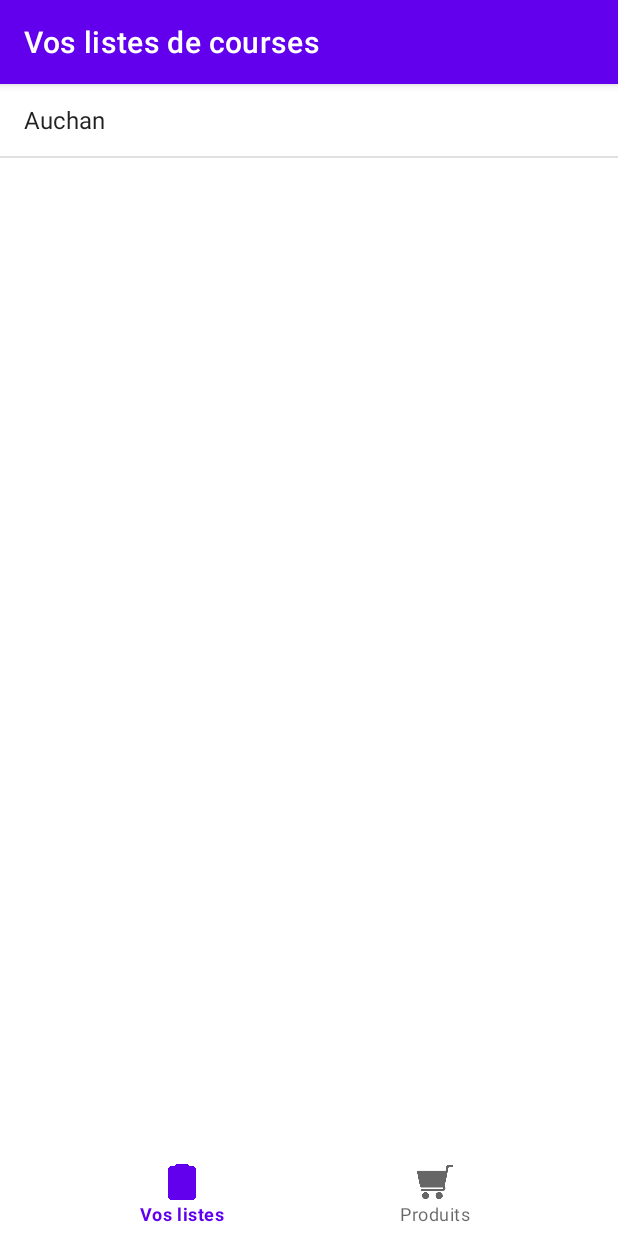
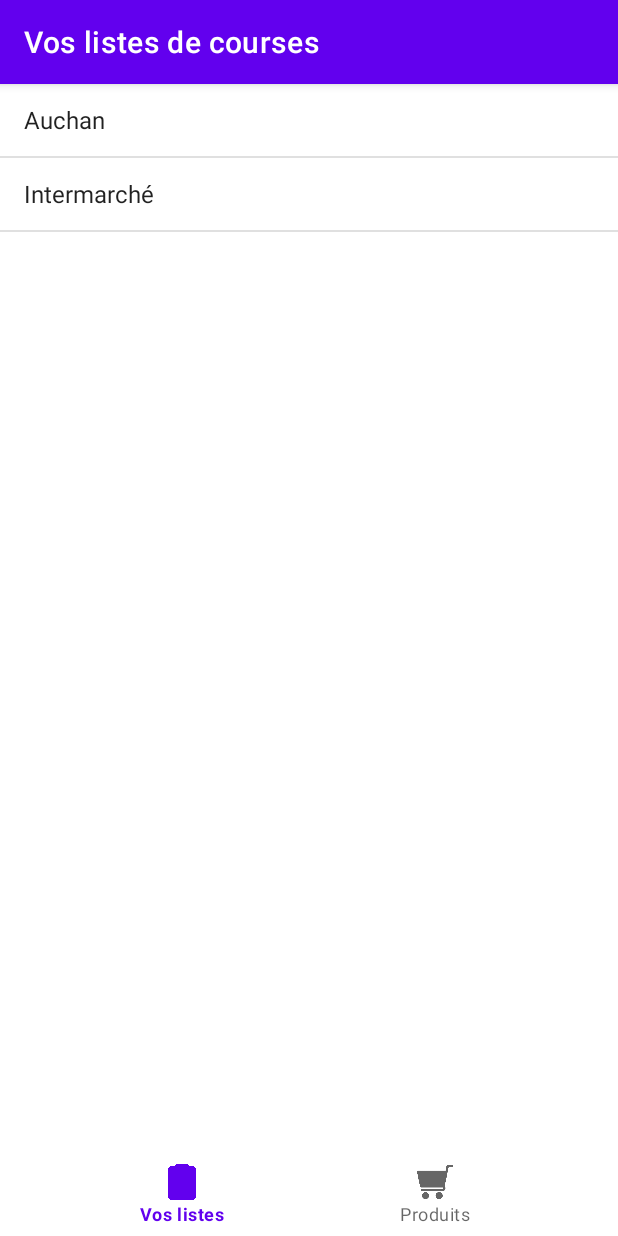
Before and after one commit to UnderscoreXelven/caddy, an Android app: the screen it shows after launch (AllList), on a phone screen of 412 x 824 dp. Run offline under Robolectric (Android 15) with nearby library versions, the phone set to English and light mode, and no system bars.

Commit message:
modification des valeurs de la BDD de base

```diff
--- a/app/src/main/java/com/iut/caddie/DbAdapter.java
+++ b/app/src/main/java/com/iut/caddie/DbAdapter.java
@@ -92,11 +92,11 @@ public class DbAdapter {
                 initialValues.put("produit", product);
                 db.insert(DATABASE_TABLE, null, initialValues);
             }
-            String row = "INSERT INTO Lists values(1,'Auchan');";
-            db.execSQL(row);
+            db.execSQL("INSERT INTO Lists values(1,'Auchan');");
             db.execSQL("INSERT INTO Commande values(1,1,2)");
-            db.execSQL("INSERT INTO Commande values(2,1,3)");
-            db.execSQL("INSERT INTO Commande values(3,1,1)");
+            db.execSQL("INSERT INTO Lists values(2,'Intermarché');");
+            db.execSQL("INSERT INTO Commande values(2,2,1)");
+            db.execSQL("INSERT INTO Commande values(3,2,2)");
         }
 
         @Override
@@ -282,7 +282,7 @@ public class DbAdapter {
         result = mDb.rawQuery("SELECT _id FROM Lists WHERE list LIKE ?", new String[] {listName});
         result.moveToFirst();
         int idList = result.getInt(result.getColumnIndexOrThrow("_id"));
-
-        mDb.execSQL("INSERT INTO Commande values(idProduct,idList, quantite)");
+        String sql = "INSERT INTO Commande values("+idProduct+","+idList+","+quantite+")";
+        mDb.execSQL(sql);
     }
 }
--- a/app/src/main/java/com/iut/caddie/ProductsActivity.java
+++ b/app/src/main/java/com/iut/caddie/ProductsActivity.java
@@ -57,7 +57,9 @@ public class ProductsActivity extends AppCompatActivity {
                 @Override
                 public void onItemClick(AdapterView<?> adapterView, View view, int position, long l) {
                     String title = products.get(position);
-                    System.out.println("Ajout du produit "+title+" pour la liste "+name);
+                    bdd.insertAA(name,title,1);
+                    startActivity(new Intent(ProductsActivity.this, AllList.class));
+
                 }
             });
 
@@ -122,7 +124,7 @@ public class ProductsActivity extends AppCompatActivity {
         switch(item.getItemId()) {
             case(R.id.remove_product):
                 bdd.deleteProduct(title);
-                listAdapter.notifyDataSetChanged();
+                fillData();
             default:
                 return false;
         }
```
